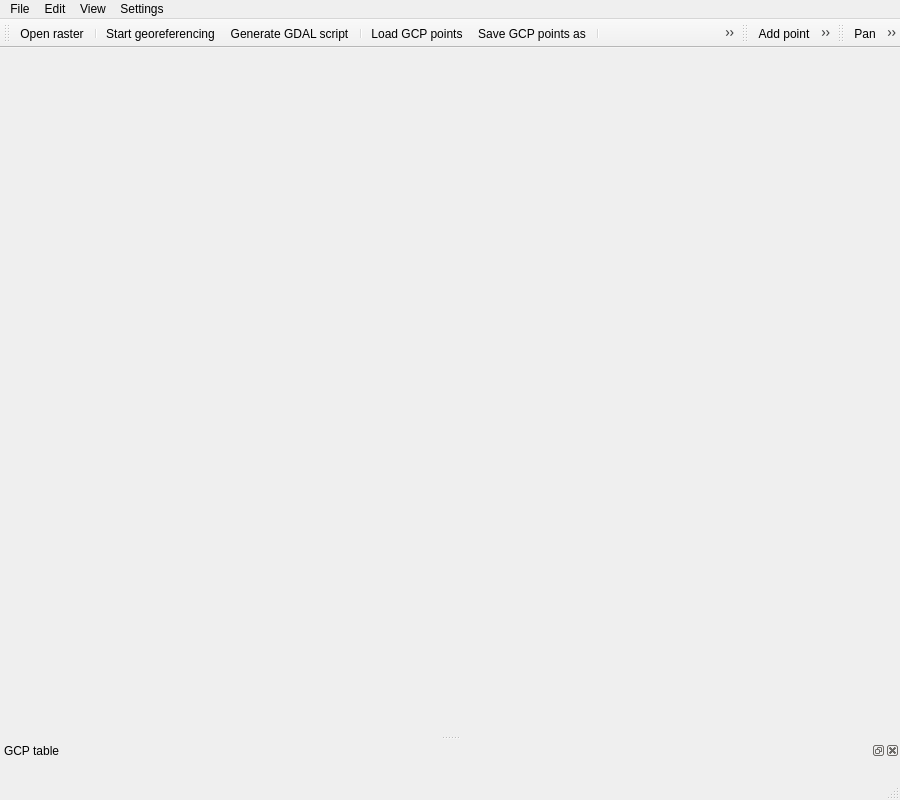
This is src/plugins/georeferencer/qgsgeorefpluginguibase.ui in kadas-albireo/kadas-albireo as Qt 5 draws it before an edit. The edited form follows.
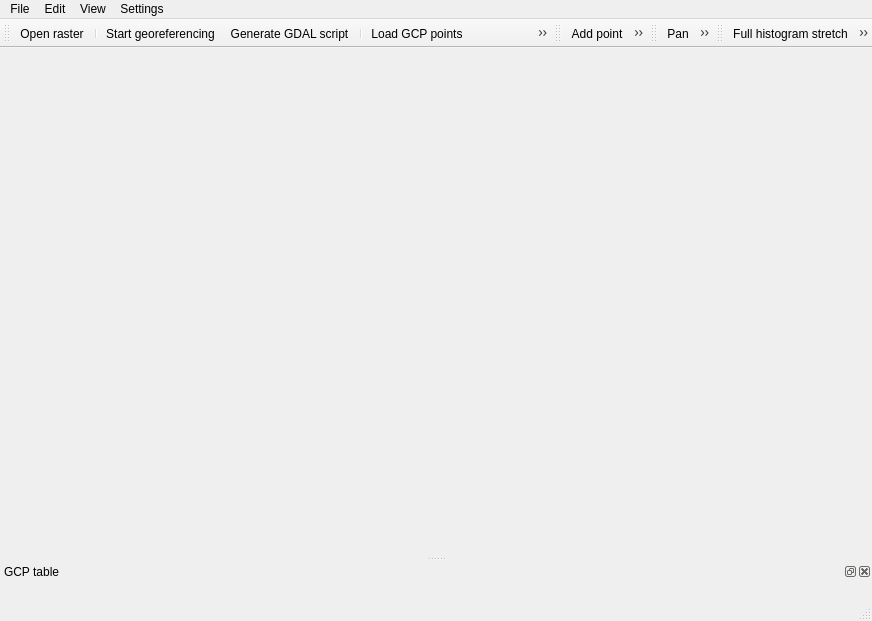
This is the edited form.

```diff
--- a/src/plugins/georeferencer/qgsgeorefpluginguibase.ui
+++ b/src/plugins/georeferencer/qgsgeorefpluginguibase.ui
@@ -6,8 +6,8 @@
    <rect>
     <x>0</x>
     <y>0</y>
-    <width>900</width>
-    <height>800</height>
+    <width>872</width>
+    <height>621</height>
    </rect>
   </property>
   <property name="windowTitle">
@@ -21,8 +21,8 @@
     <rect>
      <x>0</x>
      <y>0</y>
-     <width>900</width>
-     <height>23</height>
+     <width>872</width>
+     <height>25</height>
     </rect>
    </property>
    <widget class="QMenu" name="menuFile">
@@ -164,6 +164,19 @@
     <layout class="QHBoxLayout" name="horizontalLayout_2"/>
    </widget>
   </widget>
+  <widget class="QToolBar" name="toolBarHistogramStretch">
+   <property name="windowTitle">
+    <string>toolBar</string>
+   </property>
+   <attribute name="toolBarArea">
+    <enum>TopToolBarArea</enum>
+   </attribute>
+   <attribute name="toolBarBreak">
+    <bool>false</bool>
+   </attribute>
+   <addaction name="mActionFullHistogramStretch"/>
+   <addaction name="mActionLocalHistogramStretch"/>
+  </widget>
   <action name="mActionOpenRaster">
    <property name="text">
     <string>Open raster</string>
@@ -351,6 +364,16 @@
     <string>Zoom Last</string>
    </property>
   </action>
+  <action name="mActionLocalHistogramStretch">
+   <property name="text">
+    <string>Local histogram stretch</string>
+   </property>
+  </action>
+  <action name="mActionFullHistogramStretch">
+   <property name="text">
+    <string>Full histogram stretch</string>
+   </property>
+  </action>
  </widget>
  <resources/>
  <connections/>
```
